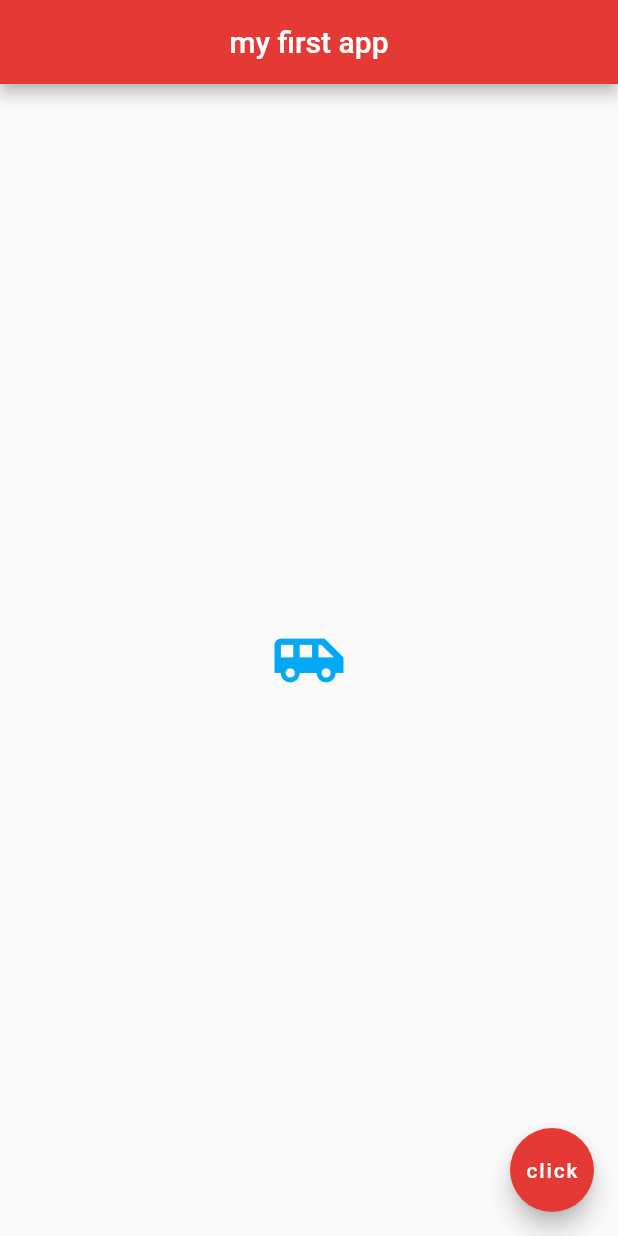
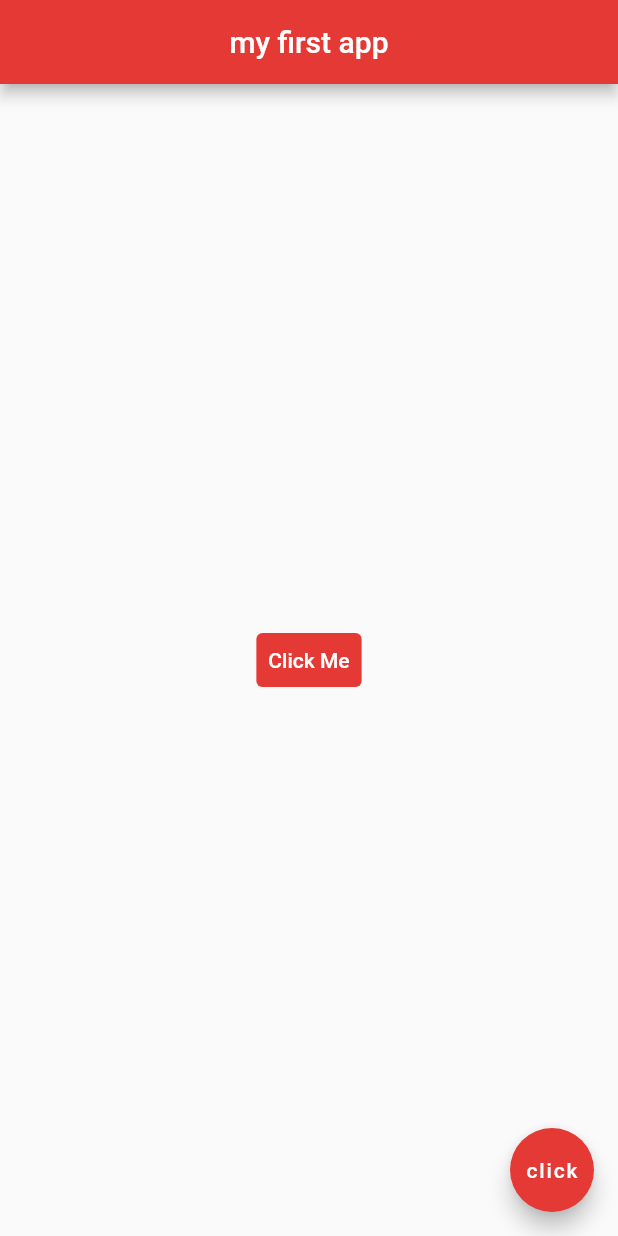
Before and after one commit to kwakyebrilliant/flutterapp, a Flutter app: the screen it shows after launch, on a phone screen of 412 x 824 dp. Run offline on Flutter 3.47's test engine with Material 2 defaults, Android fonts, the phone set to English and light mode, and no system bars.

Commit message:
textbutton added

```diff
--- a/lib/main.dart
+++ b/lib/main.dart
@@ -15,11 +15,14 @@ class Home extends StatelessWidget {
         centerTitle: true,
         backgroundColor: Colors.red[600],
       ),
-      body: const Center(
-        child: Icon(
-          Icons.airport_shuttle,
-          color: Colors.lightBlue,
-          size: 50.0,
+      body: Center(
+        child: TextButton(
+          onPressed: () {},
+          style: TextButton.styleFrom(
+            backgroundColor: Colors.red[600], // background
+            foregroundColor: Colors.white,
+          ),
+          child: const Text('Click Me'),
         ),
       ),
       floatingActionButton: FloatingActionButton(
```
